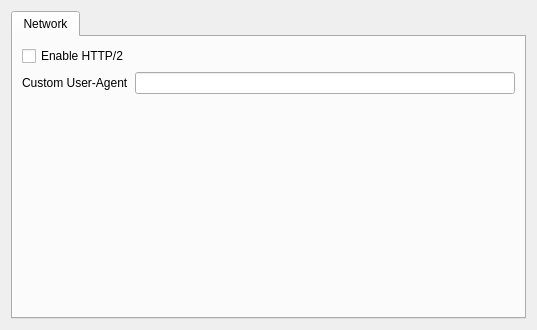
Qt form src/librssguard/gui/settings/settingsnetwork.ui (martinrotter/rssguard) before a commit.
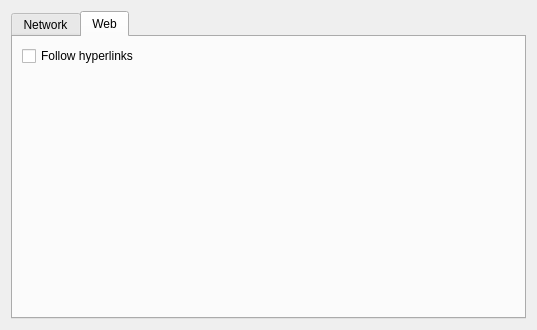
The same form after that commit. The open tabs and pages were chosen to show the change.

Diff of the .ui file:
```diff
--- a/src/librssguard/gui/settings/settingsnetwork.ui
+++ b/src/librssguard/gui/settings/settingsnetwork.ui
@@ -40,6 +40,20 @@
        </item>
       </layout>
      </widget>
+     <widget class="QWidget" name="m_tabWeb">
+      <attribute name="title">
+       <string>Web</string>
+      </attribute>
+      <layout class="QFormLayout" name="formLayout">
+       <item row="0" column="0" colspan="2">
+        <widget class="QCheckBox" name="m_cbFollowHyperlinks">
+         <property name="text">
+          <string>Follow hyperlinks</string>
+         </property>
+        </widget>
+       </item>
+      </layout>
+     </widget>
     </widget>
    </item>
   </layout>
```
